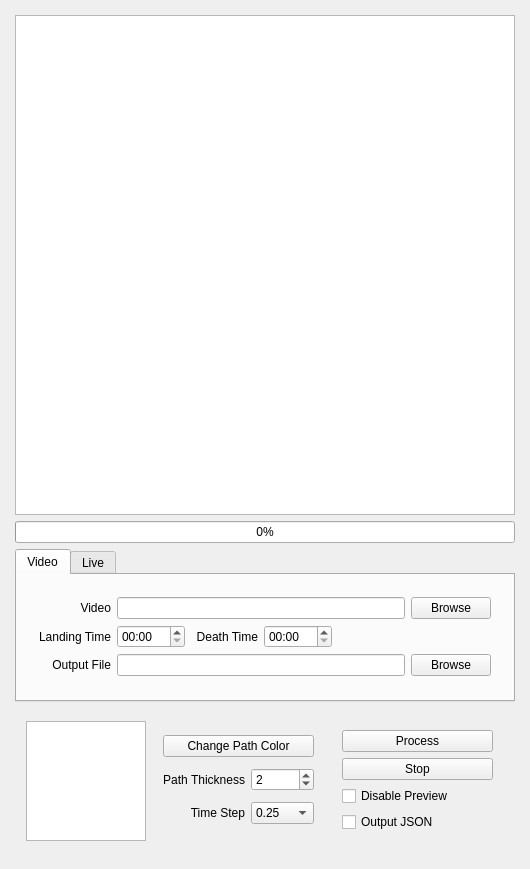
Before: the Qt Designer form pubgis/pubgis_gui.ui in andrewzwicky/PUBGIS, drawn with Qt 5.
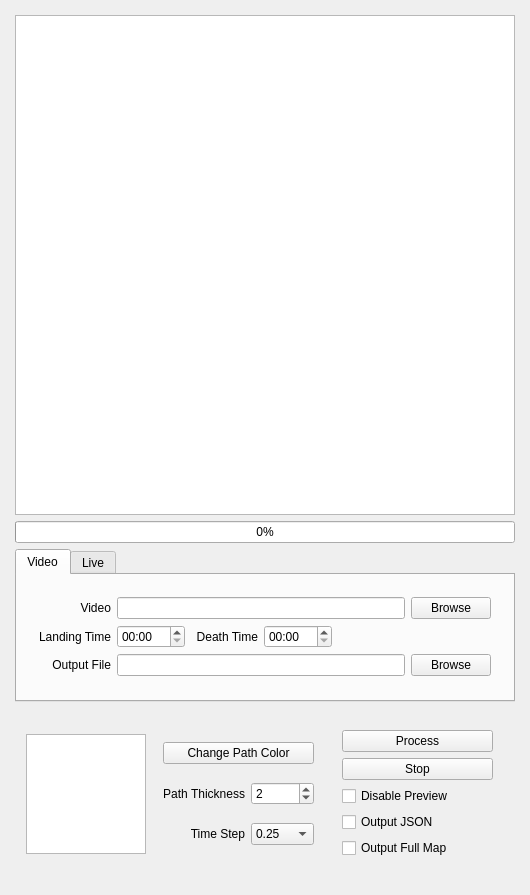
After: the same form once the commit is applied.

Commit message: moved plotting and json into common directory, full map output available

The edit to the form file:
```diff
--- a/pubgis/pubgis_gui.ui
+++ b/pubgis/pubgis_gui.ui
@@ -408,6 +408,13 @@
             </property>
            </widget>
           </item>
+          <item>
+           <widget class="QCheckBox" name="output_full_map_checkbox">
+            <property name="text">
+             <string>Output Full Map</string>
+            </property>
+           </widget>
+          </item>
          </layout>
         </widget>
        </item>
```
The commit also changes 8 other files.
